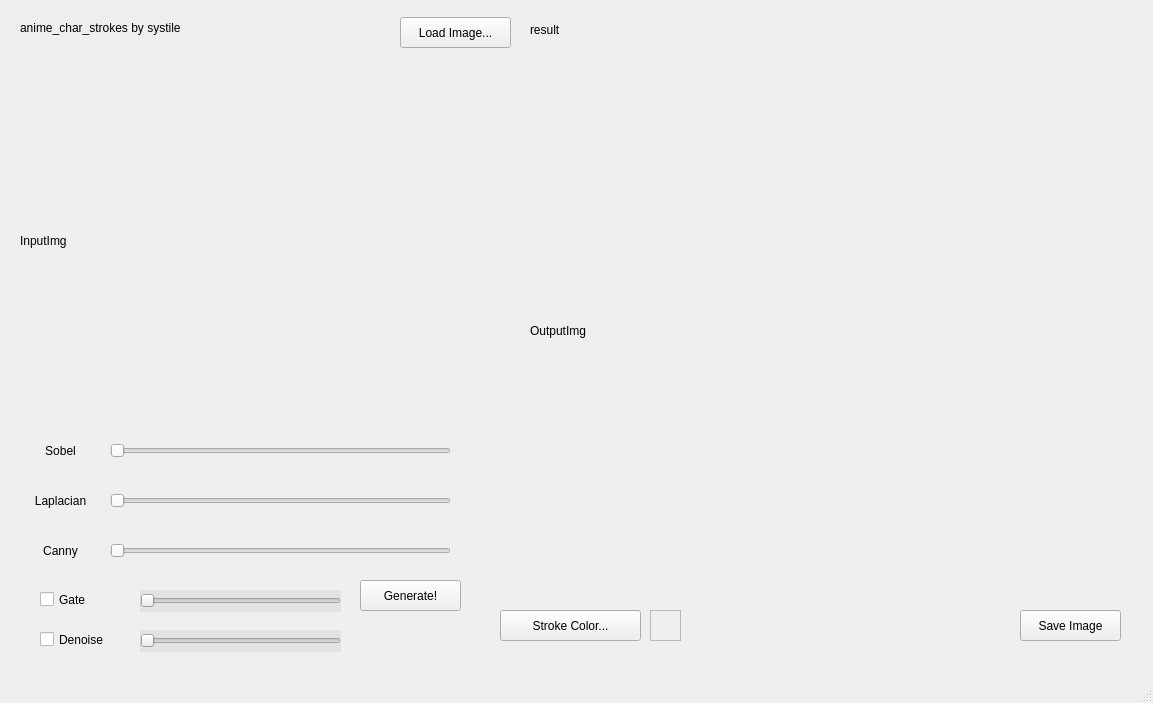
Above: program.ui from systil3/anime-character-stroke-extracter before the change. Below: the same form after it.
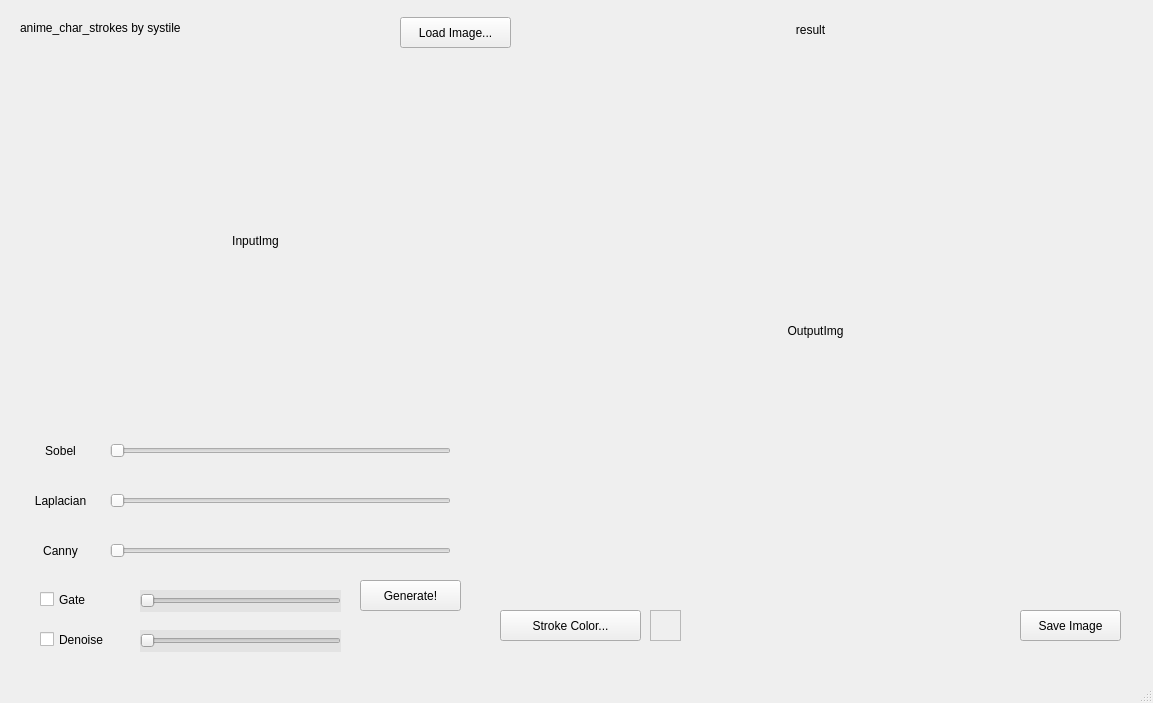
That is the form after the change.

Diff of the .ui file:
```diff
--- a/program.ui
+++ b/program.ui
@@ -151,6 +151,9 @@
     <property name="text">
      <string>InputImg</string>
     </property>
+    <property name="alignment">
+     <set>Qt::AlignCenter</set>
+    </property>
    </widget>
    <widget class="QPushButton" name="LoadImgButton">
     <property name="geometry">
@@ -198,15 +201,18 @@
    <widget class="QLabel" name="outputImg">
     <property name="geometry">
      <rect>
-      <x>530</x>
+      <x>510</x>
       <y>70</y>
-      <width>591</width>
+      <width>611</width>
       <height>521</height>
      </rect>
     </property>
     <property name="text">
      <string>OutputImg</string>
     </property>
+    <property name="alignment">
+     <set>Qt::AlignCenter</set>
+    </property>
    </widget>
    <widget class="QSlider" name="denoiseSlider">
     <property name="geometry">
@@ -289,7 +295,7 @@
    <widget class="QLabel" name="label_6">
     <property name="geometry">
      <rect>
-      <x>530</x>
+      <x>700</x>
       <y>20</y>
       <width>221</width>
       <height>20</height>
@@ -298,6 +304,9 @@
     <property name="text">
      <string>result</string>
     </property>
+    <property name="alignment">
+     <set>Qt::AlignCenter</set>
+    </property>
    </widget>
   </widget>
   <widget class="QMenuBar" name="menubar">
```
